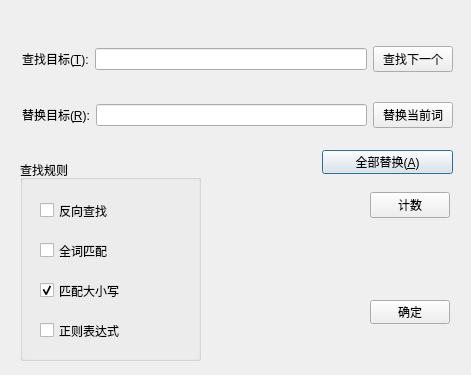
The window that Shaderpad/searchdialog.ui (ZeusYang/Shaderpad--plusplus) describes before a commit, drawn with Qt 5.
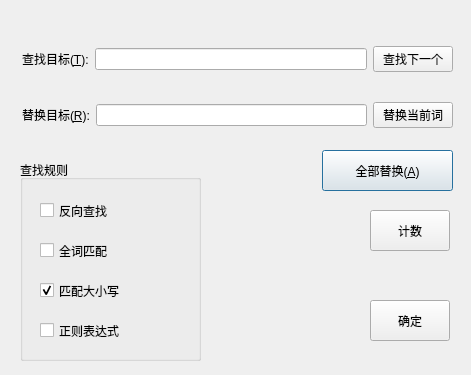
The same window after the commit.

```diff
--- a/Shaderpad/searchdialog.ui
+++ b/Shaderpad/searchdialog.ui
@@ -22,11 +22,11 @@
      <x>322</x>
      <y>150</y>
      <width>131</width>
-     <height>24</height>
+     <height>41</height>
     </rect>
    </property>
    <property name="sizePolicy">
-    <sizepolicy hsizetype="Fixed" vsizetype="Fixed">
+    <sizepolicy hsizetype="Fixed" vsizetype="Preferred">
      <horstretch>0</horstretch>
      <verstretch>0</verstretch>
     </sizepolicy>
@@ -112,11 +112,11 @@
      <x>370</x>
      <y>300</y>
      <width>80</width>
-     <height>24</height>
+     <height>41</height>
     </rect>
    </property>
    <property name="sizePolicy">
-    <sizepolicy hsizetype="Fixed" vsizetype="Fixed">
+    <sizepolicy hsizetype="Fixed" vsizetype="Preferred">
      <horstretch>0</horstretch>
      <verstretch>0</verstretch>
     </sizepolicy>
@@ -125,13 +125,13 @@
     <string>确定</string>
    </property>
   </widget>
-  <widget class="QWidget" name="">
+  <widget class="QWidget" name="layoutWidget">
    <property name="geometry">
     <rect>
      <x>310</x>
-     <y>190</y>
+     <y>210</y>
      <width>140</width>
-     <height>31</height>
+     <height>41</height>
     </rect>
    </property>
    <layout class="QHBoxLayout" name="horizontalLayout_3">
@@ -154,7 +154,7 @@
     <item>
      <widget class="QPushButton" name="pushButtonCount">
       <property name="sizePolicy">
-       <sizepolicy hsizetype="Fixed" vsizetype="Fixed">
+       <sizepolicy hsizetype="Fixed" vsizetype="Preferred">
         <horstretch>0</horstretch>
         <verstretch>0</verstretch>
        </sizepolicy>
@@ -166,7 +166,7 @@
     </item>
    </layout>
   </widget>
-  <widget class="QWidget" name="">
+  <widget class="QWidget" name="layoutWidget">
    <property name="geometry">
     <rect>
      <x>22</x>
```
